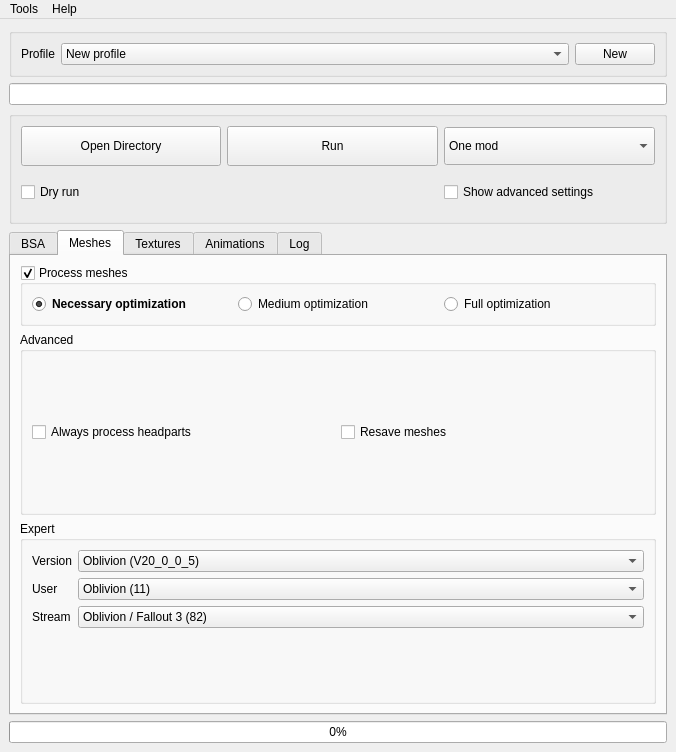
The window that src/MainWindow.ui (Guekka/cathedral-assets-optimizer) describes before a commit, drawn with Qt 5.
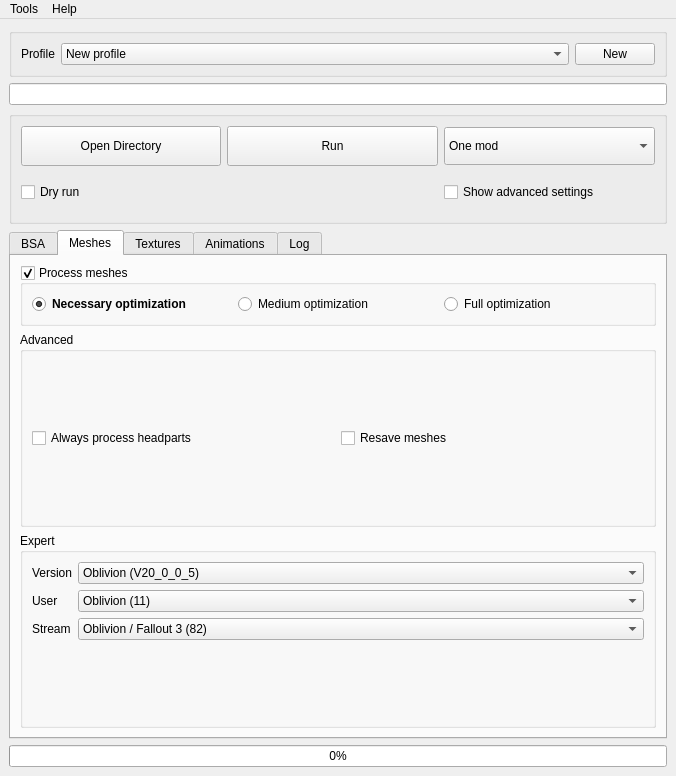
The same window after the commit. The open tabs and pages were chosen to show the change.

The edit to the form file:
```diff
--- a/src/MainWindow.ui
+++ b/src/MainWindow.ui
@@ -7,7 +7,7 @@
     <x>0</x>
     <y>0</y>
     <width>676</width>
-    <height>752</height>
+    <height>776</height>
    </rect>
   </property>
   <property name="sizePolicy">
```
Left out of the diff: 4 changed lines with no effect on the pictures.
